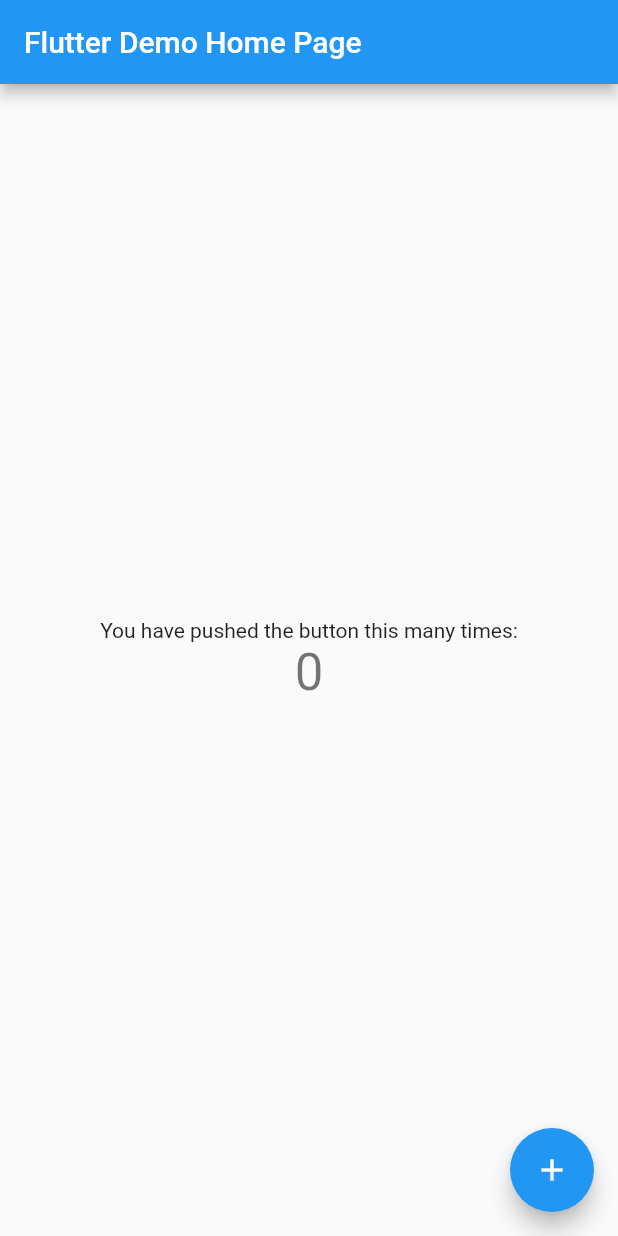
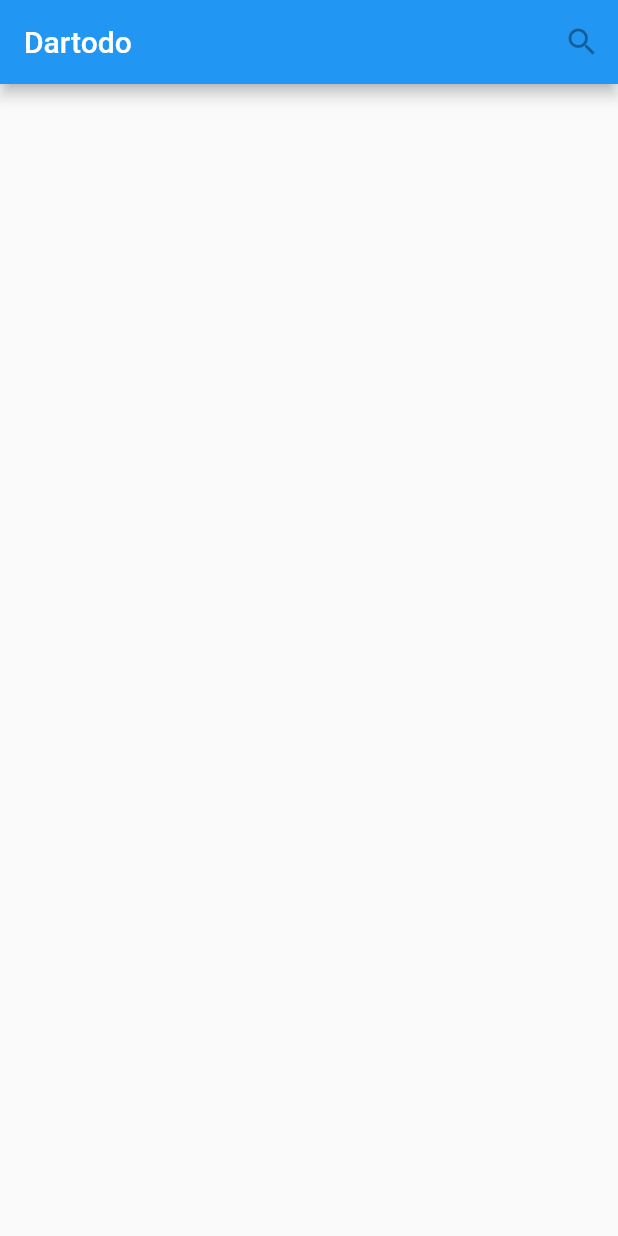
Before and after one commit to solderneer/dartodo, a Flutter app: the screen it shows after launch, on a phone screen of 412 x 824 dp. Run offline on Flutter 3.47's test engine with Material 2 defaults, Android fonts, the phone set to English and light mode, and no system bars.

Commit message:
added more boilerplate

```diff
--- /dev/null
+++ b/dartodo_client/lib/home.dart
@@ -0,0 +1,43 @@
+import 'package:flutter/material.dart';
+
+class Home extends StatelessWidget {
+  @override
+  Widget build(BuildContext context){
+    return Scaffold(
+      appBar: AppBar(
+        title: Text("Dartodo"),
+        actions: <Widget>[
+          IconButton(
+            icon: Icon(Icons.search),
+            tooltip: "Filter",
+            onPressed: null,
+          ),
+        ],
+      ),
+    );
+  }
+}
+
+ class TodoListView extends StatefulWidget {
+   @override
+   _TodoListViewState createState() => _TodoListViewState();
+ }
+
+ class _TodoListViewState extends State<TodoListView> {
+   @override
+   Widget build(BuildContext context) {
+     return Scaffold(
+       appBar: AppBar(
+         title: Text('text'),
+       ),
+       body: Container(
+         padding: EdgeInsets.all(32.0),
+         child: Center(
+           child: Column(
+             children: <Widget>[],
+           ),
+         ),
+       ),
+     );
+   }
+ }
--- a/dartodo_client/lib/main.dart
+++ b/dartodo_client/lib/main.dart
@@ -1,4 +1,6 @@
 import 'package:flutter/material.dart';
+
+import 'home.dart';
 
 void main() => runApp(new MyApp());
 
@@ -19,91 +21,7 @@ class MyApp extends StatelessWidget {
         // counter didn't reset back to zero; the application is not restarted.
         primarySwatch: Colors.blue,
       ),
-      home: new MyHomePage(title: 'Flutter Demo Home Page'),
+      home: new Home(),
     );
   }
 }
-
-class MyHomePage extends StatefulWidget {
-  MyHomePage({Key key, this.title}) : super(key: key);
-
-  // This widget is the home page of your application. It is stateful, meaning
-  // that it has a State object (defined below) that contains fields that affect
-  // how it looks.
-
-  // This class is the configuration for the state. It holds the values (in this
-  // case the title) provided by the parent (in this case the App widget) and
-  // used by the build method of the State. Fields in a Widget subclass are
-  // always marked "final".
-
-  final String title;
-
-  @override
-  _MyHomePageState createState() => new _MyHomePageState();
-}
-
-class _MyHomePageState extends State<MyHomePage> {
-  int _counter = 0;
-
-  void _incrementCounter() {
-    setState(() {
-      // This call to setState tells the Flutter framework that something has
-      // changed in this State, which causes it to rerun the build method below
-      // so that the display can reflect the updated values. If we changed
-      // _counter without calling setState(), then the build method would not be
-      // called again, and so nothing would appear to happen.
-      _counter++;
-    });
-  }
-
-  @override
-  Widget build(BuildContext context) {
-    // This method is rerun every time setState is called, for instance as done
-    // by the _incrementCounter method above.
-    //
-    // The Flutter framework has been optimized to make rerunning build methods
-    // fast, so that you can just rebuild anything that needs updating rather
-    // than having to individually change instances of widgets.
-    return new Scaffold(
-      appBar: new AppBar(
-        // Here we take the value from the MyHomePage object that was created by
-        // the App.build method, and use it to set our appbar title.
-        title: new Text(widget.title),
-      ),
-      body: new Center(
-        // Center is a layout widget. It takes a single child and positions it
-        // in the middle of the parent.
-        child: new Column(
-          // Column is also layout widget. It takes a list of children and
-          // arranges them vertically. By default, it sizes itself to fit its
-          // children horizontally, and tries to be as tall as its parent.
-          //
-          // Invoke "debug paint" (press "p" in the console where you ran
-          // "flutter run", or select "Toggle Debug Paint" from the Flutter tool
-          // window in IntelliJ) to see the wireframe for each widget.
-          //
-          // Column has various properties to control how it sizes itself and
-          // how it positions its children. Here we use mainAxisAlignment to
-          // center the children vertically; the main axis here is the vertical
-          // axis because Columns are vertical (the cross axis would be
-          // horizontal).
-          mainAxisAlignment: MainAxisAlignment.center,
-          children: <Widget>[
-            new Text(
-              'You have pushed the button this many times:',
-            ),
-            new Text(
-              '$_counter',
-              style: Theme.of(context).textTheme.display1,
-            ),
-          ],
-        ),
-      ),
-      floatingActionButton: new FloatingActionButton(
-        onPressed: _incrementCounter,
-        tooltip: 'Increment',
-        child: new Icon(Icons.add),
-      ), // This trailing comma makes auto-formatting nicer for build methods.
-    );
-  }
-}
```
